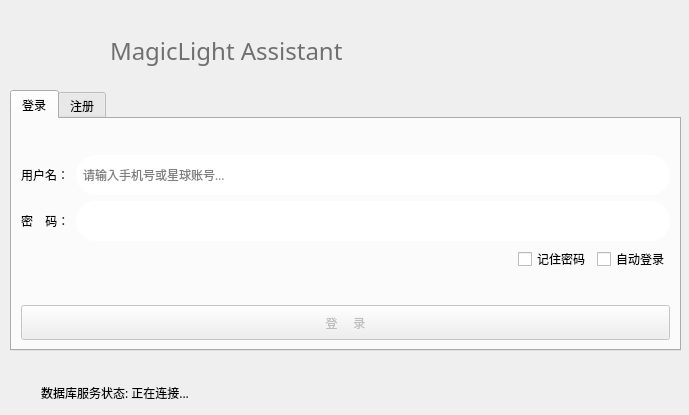
Before: the Qt Designer form formLogin.ui in csthenry/weplanet-desktop, drawn with Qt 5.
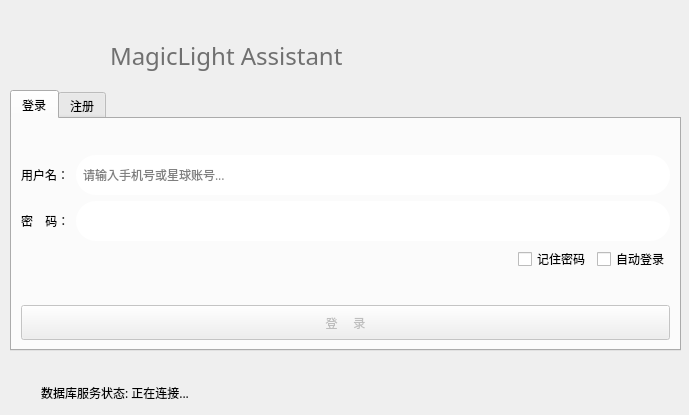
After: the same form once the commit is applied. Icons and pictures are not drawn.

What changed in the file:
```diff
--- a/formLogin.ui
+++ b/formLogin.ui
@@ -60,7 +60,7 @@
      <x>110</x>
      <y>30</y>
      <width>561</width>
-     <height>41</height>
+     <height>51</height>
     </rect>
    </property>
    <property name="palette">
```
